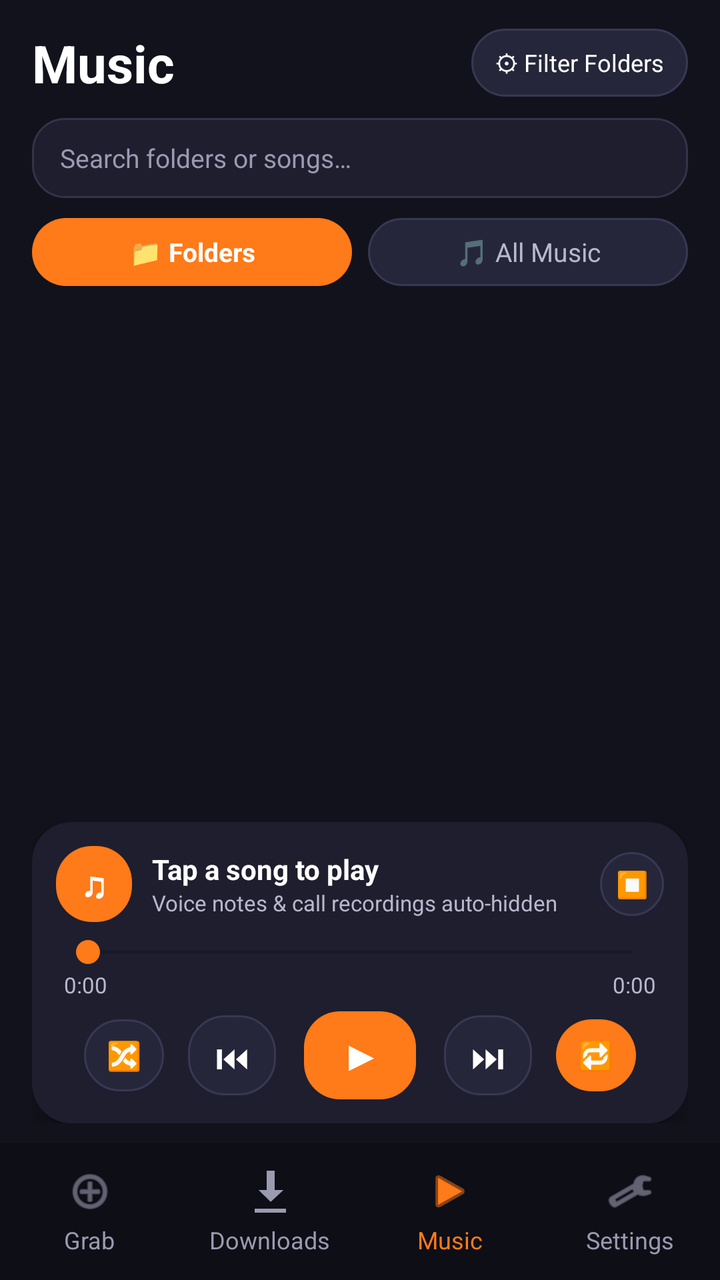
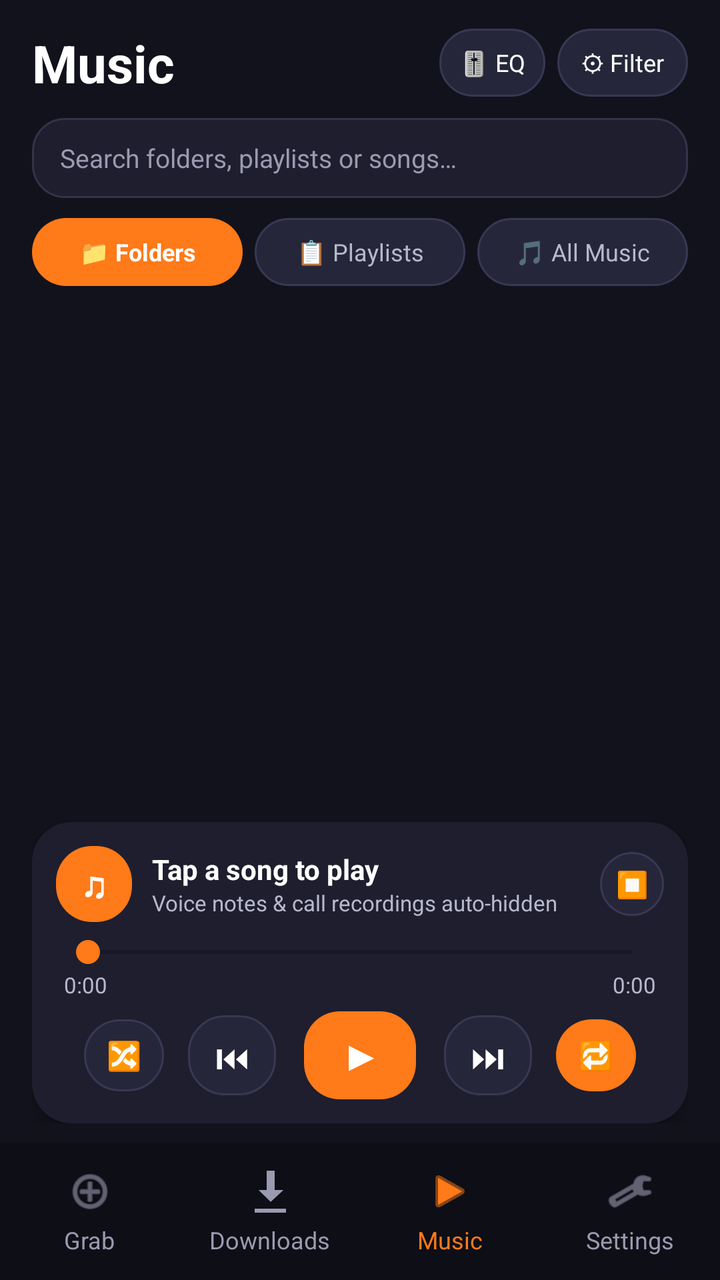

Compare the two renders of this Android layout. The source of the first and the diff that turns it into the second are given below.
<!-- AndroidManifest.xml: application theme Theme.GrabAll -->
<!-- res/layout/activity_player.xml -->
<?xml version="1.0" encoding="utf-8"?>
<androidx.constraintlayout.widget.ConstraintLayout xmlns:android="http://schemas.android.com/apk/res/android"
    xmlns:app="http://schemas.android.com/apk/res-auto"
    android:layout_width="match_parent"
    android:layout_height="match_parent"
    android:background="@color/graball_bg">

    <LinearLayout
        android:id="@+id/bottomNav"
        android:layout_width="0dp"
        android:layout_height="wrap_content"
        android:background="@color/graball_nav"
        android:orientation="horizontal"
        android:paddingTop="12dp"
        android:paddingBottom="12dp"
        app:layout_constraintBottom_toBottomOf="parent"
        app:layout_constraintStart_toStartOf="parent"
        app:layout_constraintEnd_toEndOf="parent">

        <LinearLayout
            android:id="@+id/navGrab"
            android:layout_width="0dp"
            android:layout_height="wrap_content"
            android:layout_weight="1"
            android:gravity="center"
            android:orientation="vertical">

            <ImageView
                android:layout_width="24dp"
                android:layout_height="24dp"
                android:src="@android:drawable/ic_menu_add"
                android:tint="@color/graball_tab_text" />

            <TextView
                android:layout_width="wrap_content"
                android:layout_height="wrap_content"
                android:layout_marginTop="4dp"
                android:text="@string/nav_grab"
                android:textColor="@color/graball_tab_text"
                android:textSize="12sp" />
        </LinearLayout>

        <LinearLayout
            android:id="@+id/navDownloads"
            android:layout_width="0dp"
            android:layout_height="wrap_content"
            android:layout_weight="1"
            android:gravity="center"
            android:orientation="vertical">

            <ImageView
                android:layout_width="24dp"
                android:layout_height="24dp"
                android:src="@android:drawable/stat_sys_download"
                android:tint="@color/graball_tab_text" />

            <TextView
                android:layout_width="wrap_content"
                android:layout_height="wrap_content"
                android:layout_marginTop="4dp"
                android:text="@string/nav_downloads"
                android:textColor="@color/graball_tab_text"
                android:textSize="12sp" />
        </LinearLayout>

        <LinearLayout
            android:id="@+id/navPlayer"
            android:layout_width="0dp"
            android:layout_height="wrap_content"
            android:layout_weight="1"
            android:gravity="center"
            android:orientation="vertical">

            <ImageView
                android:layout_width="24dp"
                android:layout_height="24dp"
                android:src="@android:drawable/ic_media_play"
                android:tint="@color/graball_orange" />

            <TextView
                android:layout_width="wrap_content"
                android:layout_height="wrap_content"
                android:layout_marginTop="4dp"
                android:text="@string/nav_player"
                android:textColor="@color/graball_orange"
                android:textSize="12sp" />
        </LinearLayout>

        <LinearLayout
            android:id="@+id/navSettings"
            android:layout_width="0dp"
            android:layout_height="wrap_content"
            android:layout_weight="1"
            android:gravity="center"
            android:orientation="vertical">

            <ImageView
                android:layout_width="24dp"
                android:layout_height="24dp"
                android:src="@android:drawable/ic_menu_preferences"
                android:tint="@color/graball_tab_text" />

            <TextView
                android:layout_width="wrap_content"
                android:layout_height="wrap_content"
                android:layout_marginTop="4dp"
                android:text="@string/nav_settings"
                android:textColor="@color/graball_tab_text"
                android:textSize="12sp" />
        </LinearLayout>
    </LinearLayout>

    <LinearLayout
        android:layout_width="0dp"
        android:layout_height="0dp"
        android:orientation="vertical"
        android:paddingStart="16dp"
        android:paddingTop="14dp"
        android:paddingEnd="16dp"
        android:paddingBottom="10dp"
        app:layout_constraintTop_toTopOf="parent"
        app:layout_constraintBottom_toTopOf="@id/bottomNav"
        app:layout_constraintStart_toStartOf="parent"
        app:layout_constraintEnd_toEndOf="parent">

        
        <LinearLayout
            android:layout_width="match_parent"
            android:layout_height="wrap_content"
            android:gravity="center_vertical"
            android:orientation="horizontal">

            <TextView
                android:id="@+id/playerHeaderTitle"
                android:layout_width="0dp"
                android:layout_height="wrap_content"
                android:layout_weight="1"
                android:text="@string/player_title"
                android:textColor="@color/graball_text"
                android:textSize="26sp"
                android:textStyle="bold" />

            <TextView
                android:id="@+id/btnManageFolders"
                android:layout_width="wrap_content"
                android:layout_height="34dp"
                android:background="@drawable/yt_chip_bg"
                android:gravity="center"
                android:paddingStart="12dp"
                android:paddingEnd="12dp"
                android:text="⚙ Filter Folders"
                android:textColor="@color/graball_text"
                android:textSize="12sp" />
        </LinearLayout>

        
        <EditText
            android:id="@+id/playerSearch"
            android:layout_width="match_parent"
            android:layout_height="40dp"
            android:layout_marginTop="10dp"
            android:background="@drawable/input_bg"
            android:hint="Search folders or songs…"
            android:inputType="text"
            android:maxLines="1"
            android:paddingStart="14dp"
            android:paddingEnd="14dp"
            android:textColor="@color/graball_text"
            android:textColorHint="@color/graball_tab_text"
            android:textSize="13sp" />

        
        <LinearLayout
            android:id="@+id/playerTabsRow"
            android:layout_width="match_parent"
            android:layout_height="wrap_content"
            android:layout_marginTop="10dp"
            android:orientation="horizontal">

            <TextView
                android:id="@+id/tabMusicFolders"
                android:layout_width="0dp"
                android:layout_height="34dp"
                android:layout_marginEnd="8dp"
                android:layout_weight="1"
                android:background="@drawable/yt_chip_selected"
                android:gravity="center"
                android:text="📁 Folders"
                android:textColor="@color/graball_text"
                android:textSize="13sp"
                android:textStyle="bold" />

            <TextView
                android:id="@+id/tabMusicAll"
                android:layout_width="0dp"
                android:layout_height="34dp"
                android:layout_weight="1"
                android:background="@drawable/yt_chip_bg"
                android:gravity="center"
                android:text="🎵 All Music"
                android:textColor="@color/graball_subtext"
                android:textSize="13sp" />
        </LinearLayout>

        
        <LinearLayout
            android:id="@+id/folderHeaderBar"
            android:layout_width="match_parent"
            android:layout_height="wrap_content"
            android:layout_marginTop="10dp"
            android:background="@drawable/card_bg"
            android:gravity="center_vertical"
            android:orientation="horizontal"
            android:padding="10dp"
            android:visibility="gone">

            <TextView
                android:id="@+id/btnFolderBack"
                android:layout_width="wrap_content"
                android:layout_height="32dp"
                android:background="@drawable/yt_chip_bg"
                android:gravity="center"
                android:paddingStart="10dp"
                android:paddingEnd="10dp"
                android:text="← Folders"
                android:textColor="@color/graball_text"
                android:textSize="12sp" />

            <TextView
                android:id="@+id/folderHeaderName"
                android:layout_width="0dp"
                android:layout_height="wrap_content"
                android:layout_marginStart="10dp"
                android:layout_weight="1"
                android:ellipsize="end"
                android:maxLines="1"
                android:textColor="@color/graball_text"
                android:textSize="14sp"
                android:textStyle="bold" />

            <TextView
                android:id="@+id/btnFolderPlayAll"
                android:layout_width="wrap_content"
                android:layout_height="32dp"
                android:background="@drawable/yt_chip_selected"
                android:gravity="center"
                android:paddingStart="12dp"
                android:paddingEnd="12dp"
                android:text="▶ Play"
                android:textColor="@color/graball_text"
                android:textSize="12sp"
                android:textStyle="bold" />
        </LinearLayout>

        
        <FrameLayout
            android:layout_width="match_parent"
            android:layout_height="0dp"
            android:layout_marginTop="10dp"
            android:layout_weight="1">

            <androidx.recyclerview.widget.RecyclerView
                android:id="@+id/playerRecycler"
                android:layout_width="match_parent"
                android:layout_height="match_parent"
                android:clipToPadding="false"
                android:paddingBottom="6dp" />

            <TextView
                android:id="@+id/playerEmpty"
                android:layout_width="match_parent"
                android:layout_height="wrap_content"
                android:layout_gravity="center"
                android:gravity="center"
                android:padding="20dp"
                android:text="@string/player_empty"
                android:textColor="@color/graball_subtext"
                android:textSize="14sp"
                android:visibility="gone" />
        </FrameLayout>

        
        <LinearLayout
            android:layout_width="match_parent"
            android:layout_height="wrap_content"
            android:layout_marginTop="8dp"
            android:background="@drawable/card_bg"
            android:elevation="6dp"
            android:orientation="vertical"
            android:padding="12dp">

            <LinearLayout
                android:layout_width="match_parent"
                android:layout_height="wrap_content"
                android:gravity="center_vertical"
                android:orientation="horizontal">

                <TextView
                    android:layout_width="38dp"
                    android:layout_height="38dp"
                    android:background="@drawable/yt_chip_selected"
                    android:gravity="center"
                    android:text="♫"
                    android:textColor="@color/graball_text"
                    android:textSize="18sp"
                    android:textStyle="bold" />

                <LinearLayout
                    android:layout_width="0dp"
                    android:layout_height="wrap_content"
                    android:layout_marginStart="10dp"
                    android:layout_weight="1"
                    android:orientation="vertical">

                    <TextView
                        android:id="@+id/playerNowPlaying"
                        android:layout_width="match_parent"
                        android:layout_height="wrap_content"
                        android:ellipsize="end"
                        android:maxLines="1"
                        android:text="@string/player_tap_to_play"
                        android:textColor="@color/graball_text"
                        android:textSize="14sp"
                        android:textStyle="bold" />

                    <TextView
                        android:id="@+id/playerNowFolder"
                        android:layout_width="match_parent"
                        android:layout_height="wrap_content"
                        android:ellipsize="end"
                        android:maxLines="1"
                        android:text="Voice notes &amp; call recordings auto-hidden"
                        android:textColor="@color/graball_subtext"
                        android:textSize="11sp" />
                </LinearLayout>

                <TextView
                    android:id="@+id/playerStop"
                    android:layout_width="32dp"
                    android:layout_height="32dp"
                    android:background="@drawable/yt_chip_bg"
                    android:gravity="center"
                    android:text="⏹"
                    android:textColor="@color/graball_subtext"
                    android:textSize="13sp" />
            </LinearLayout>

            <SeekBar
                android:id="@+id/playerSeek"
                android:layout_width="match_parent"
                android:layout_height="wrap_content"
                android:layout_marginTop="6dp" />

            <LinearLayout
                android:layout_width="match_parent"
                android:layout_height="wrap_content"
                android:orientation="horizontal"
                android:paddingStart="4dp"
                android:paddingEnd="4dp">

                <TextView
                    android:id="@+id/playerTimeCur"
                    android:layout_width="0dp"
                    android:layout_height="wrap_content"
                    android:layout_weight="1"
                    android:text="0:00"
                    android:textColor="@color/graball_subtext"
                    android:textSize="11sp" />

                <TextView
                    android:id="@+id/playerTimeDur"
                    android:layout_width="wrap_content"
                    android:layout_height="wrap_content"
                    android:text="0:00"
                    android:textColor="@color/graball_subtext"
                    android:textSize="11sp" />
            </LinearLayout>

            <LinearLayout
                android:layout_width="match_parent"
                android:layout_height="wrap_content"
                android:layout_marginTop="6dp"
                android:gravity="center"
                android:orientation="horizontal">

                <TextView
                    android:id="@+id/playerShuffle"
                    android:layout_width="40dp"
                    android:layout_height="36dp"
                    android:background="@drawable/yt_chip_bg"
                    android:gravity="center"
                    android:text="🔀"
                    android:textColor="@color/graball_subtext"
                    android:textSize="14sp" />

                <TextView
                    android:id="@+id/playerPrev"
                    android:layout_width="44dp"
                    android:layout_height="40dp"
                    android:layout_marginStart="12dp"
                    android:background="@drawable/yt_chip_bg"
                    android:gravity="center"
                    android:text="⏮"
                    android:textColor="@color/graball_text"
                    android:textSize="17sp" />

                <TextView
                    android:id="@+id/playerPlayPause"
                    android:layout_width="56dp"
                    android:layout_height="44dp"
                    android:layout_marginStart="14dp"
                    android:layout_marginEnd="14dp"
                    android:background="@drawable/yt_chip_selected"
                    android:gravity="center"
                    android:text="▶"
                    android:textColor="@color/graball_text"
                    android:textSize="20sp"
                    android:textStyle="bold" />

                <TextView
                    android:id="@+id/playerNext"
                    android:layout_width="44dp"
                    android:layout_height="40dp"
                    android:layout_marginEnd="12dp"
                    android:background="@drawable/yt_chip_bg"
                    android:gravity="center"
                    android:text="⏭"
                    android:textColor="@color/graball_text"
                    android:textSize="17sp" />

                <TextView
                    android:id="@+id/playerRepeat"
                    android:layout_width="40dp"
                    android:layout_height="36dp"
                    android:background="@drawable/yt_chip_selected"
                    android:gravity="center"
                    android:text="🔁"
                    android:textColor="@color/graball_text"
                    android:textSize="14sp" />
            </LinearLayout>
        </LinearLayout>
    </LinearLayout>

</androidx.constraintlayout.widget.ConstraintLayout>
<!-- resources referenced by this layout -->
<resources>
  <color name="graball_bg">#12121C</color>
  <color name="graball_nav">#0E0E16</color>
  <color name="graball_orange">#FF7A18</color>
  <color name="graball_subtext">#B8B8CC</color>
  <color name="graball_tab_text">#9A9AB0</color>
  <color name="graball_text">#FFFFFF</color>
  <!-- drawable card_bg (drawable) -->
  <shape xmlns:android="http://schemas.android.com/apk/res/android"
      android:shape="rectangle">
      <solid android:color="@color/graball_card" />
      <corners android:radius="20dp" />
  </shape>
  <!-- drawable input_bg (drawable) -->
  <shape xmlns:android="http://schemas.android.com/apk/res/android"
      android:shape="rectangle">
      <solid android:color="@color/graball_card" />
      <stroke
          android:width="1dp"
          android:color="@color/graball_stroke" />
      <corners android:radius="16dp" />
  </shape>
  <!-- drawable yt_chip_bg (drawable) -->
  <?xml version="1.0" encoding="utf-8"?>
  <shape xmlns:android="http://schemas.android.com/apk/res/android">
      <solid android:color="#26263A" />
      <stroke android:width="1dp" android:color="#383854" />
      <corners android:radius="18dp" />
  </shape>
  <!-- drawable yt_chip_selected (drawable) -->
  <?xml version="1.0" encoding="utf-8"?>
  <shape xmlns:android="http://schemas.android.com/apk/res/android">
      <solid android:color="@color/graball_orange" />
      <corners android:radius="18dp" />
  </shape>
  <string name="nav_downloads">Downloads</string>
  <string name="nav_grab">Grab</string>
  <string name="nav_player">Music</string>
  <string name="nav_settings">Settings</string>
  <string name="player_empty">No audio yet — download a song with Audio only and it\'ll show up here</string>
  <string name="player_tap_to_play">Tap a song to play</string>
  <string name="player_title">Music</string>
  <style name="Theme.GrabAll" parent="Theme.AppCompat.DayNight.NoActionBar">
          <item name="android:statusBarColor">@color/graball_nav</item>
          <item name="android:navigationBarColor">@color/graball_nav</item>
          <item name="colorAccent">@color/graball_orange</item>
      </style>
  <color name="graball_card">#1E1E2E</color>
  <color name="graball_stroke">#33334A</color>
</resources>

<!-- the commit's change to res/layout/activity_player.xml (unified diff, before → after) -->
@@ -141,6 +141,19 @@
                 android:textStyle="bold" />
 
             <TextView
+                android:id="@+id/btnEqualizer"
+                android:layout_width="wrap_content"
+                android:layout_height="34dp"
+                android:layout_marginEnd="6dp"
+                android:background="@drawable/yt_chip_bg"
+                android:gravity="center"
+                android:paddingStart="10dp"
+                android:paddingEnd="10dp"
+                android:text="🎚 EQ"
+                android:textColor="@color/graball_text"
+                android:textSize="12sp" />
+
+            <TextView
                 android:id="@+id/btnManageFolders"
                 android:layout_width="wrap_content"
                 android:layout_height="34dp"
@@ -148,7 +161,7 @@
                 android:gravity="center"
                 android:paddingStart="12dp"
                 android:paddingEnd="12dp"
-                android:text="⚙ Filter Folders"
+                android:text="⚙ Filter"
                 android:textColor="@color/graball_text"
                 android:textSize="12sp" />
         </LinearLayout>
@@ -160,7 +173,7 @@
             android:layout_height="40dp"
             android:layout_marginTop="10dp"
             android:background="@drawable/input_bg"
-            android:hint="Search folders or songs…"
+            android:hint="Search folders, playlists or songs…"
             android:inputType="text"
             android:maxLines="1"
             android:paddingStart="14dp"
@@ -181,14 +194,26 @@
                 android:id="@+id/tabMusicFolders"
                 android:layout_width="0dp"
                 android:layout_height="34dp"
-                android:layout_marginEnd="8dp"
+                android:layout_marginEnd="6dp"
                 android:layout_weight="1"
                 android:background="@drawable/yt_chip_selected"
                 android:gravity="center"
                 android:text="📁 Folders"
                 android:textColor="@color/graball_text"
-                android:textSize="13sp"
+                android:textSize="12sp"
                 android:textStyle="bold" />
+
+            <TextView
+                android:id="@+id/tabMusicPlaylists"
+                android:layout_width="0dp"
+                android:layout_height="34dp"
+                android:layout_marginEnd="6dp"
+                android:layout_weight="1"
+                android:background="@drawable/yt_chip_bg"
+                android:gravity="center"
+                android:text="📋 Playlists"
+                android:textColor="@color/graball_subtext"
+                android:textSize="12sp" />
 
             <TextView
                 android:id="@+id/tabMusicAll"
@@ -199,8 +224,22 @@
                 android:gravity="center"
                 android:text="🎵 All Music"
                 android:textColor="@color/graball_subtext"
-                android:textSize="13sp" />
-        </LinearLayout>
+                android:textSize="12sp" />
+        </LinearLayout>
+
+        
+        <TextView
+            android:id="@+id/btnNewPlaylist"
+            android:layout_width="match_parent"
+            android:layout_height="36dp"
+            android:layout_marginTop="8dp"
+            android:background="@drawable/yt_chip_bg"
+            android:gravity="center"
+            android:text="+ New Playlist"
+            android:textColor="@color/graball_orange"
+            android:textSize="13sp"
+            android:textStyle="bold"
+            android:visibility="gone" />
 
         
         <LinearLayout
